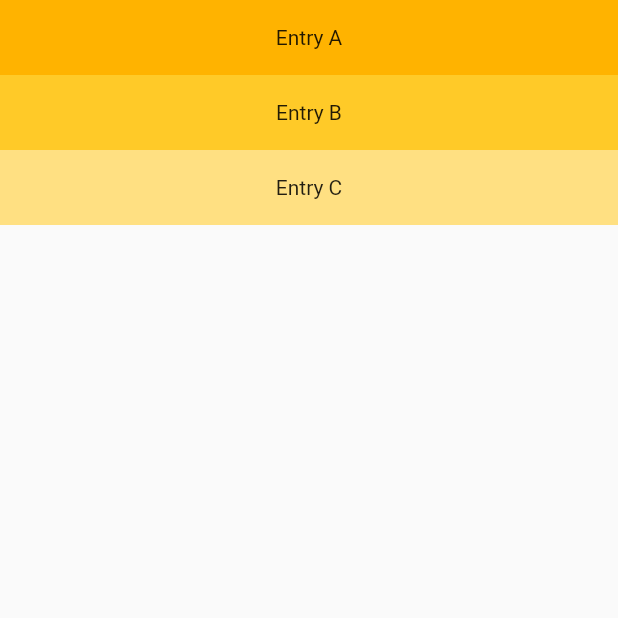
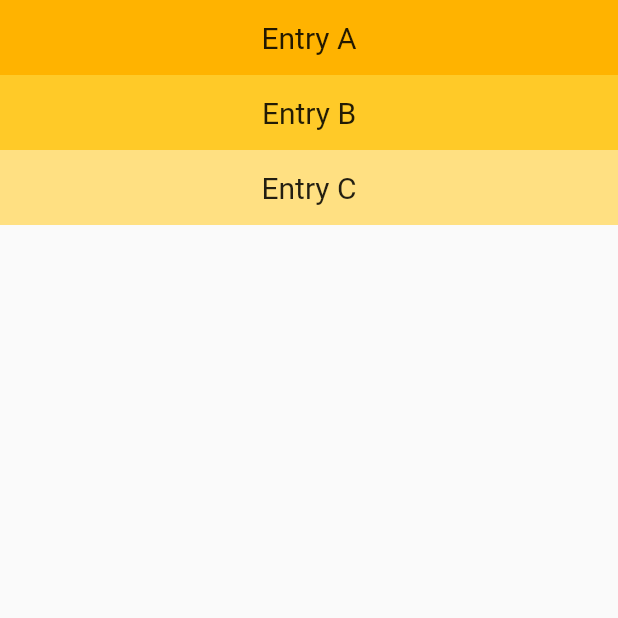
Before and after one commit to eoeefosa/listviewplay, a Flutter app: the screen it shows after launch, on a phone screen of 412 x 824 dp, the top half of it. Run offline on Flutter 3.47's test engine with Material 2 defaults, Android fonts, the phone set to English and light mode, and no system bars.

Commit message:
edited text size

```diff
--- a/lib/main.dart
+++ b/lib/main.dart
@@ -25,7 +25,11 @@ class Myapp extends StatelessWidget {
                 return Container(
                   height: 50,
                   color: Colors.amber[colorCodes[index]],
-                  child: Center(child: Text('Entry ${entries[index]}')),
+                  child: Center(
+                      child: Text(
+                    'Entry ${entries[index]}',
+                    style: const TextStyle(fontSize: 20),
+                  )),
                 );
               },
             ),
```
